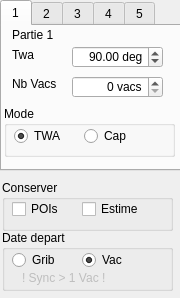
First picture: the form in src/Ui/twaline.ui, repository nohal/qtVlm, before the edit.
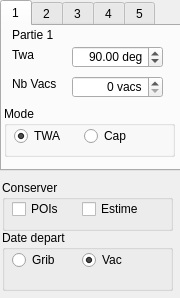
Second picture: the form after the edit.

Commit message: Change coloring of pilototo button when engaged Add style for hover state Remove syncWarn in twaLine

The edit to the form file:
```diff
--- a/src/Ui/twaline.ui
+++ b/src/Ui/twaline.ui
@@ -843,25 +843,6 @@
      <bool>true</bool>
     </property>
    </widget>
-   <widget class="QLabel" name="SyncWarn">
-    <property name="enabled">
-     <bool>false</bool>
-    </property>
-    <property name="geometry">
-     <rect>
-      <x>20</x>
-      <y>40</y>
-      <width>91</width>
-      <height>16</height>
-     </rect>
-    </property>
-    <property name="toolTip">
-     <string>Pas de sync Vlm depuis plus d'une vac</string>
-    </property>
-    <property name="text">
-     <string>! Sync &gt; 1 Vac !</string>
-    </property>
-   </widget>
   </widget>
  </widget>
  <tabstops>
```
The commit also changes 4 other files.
